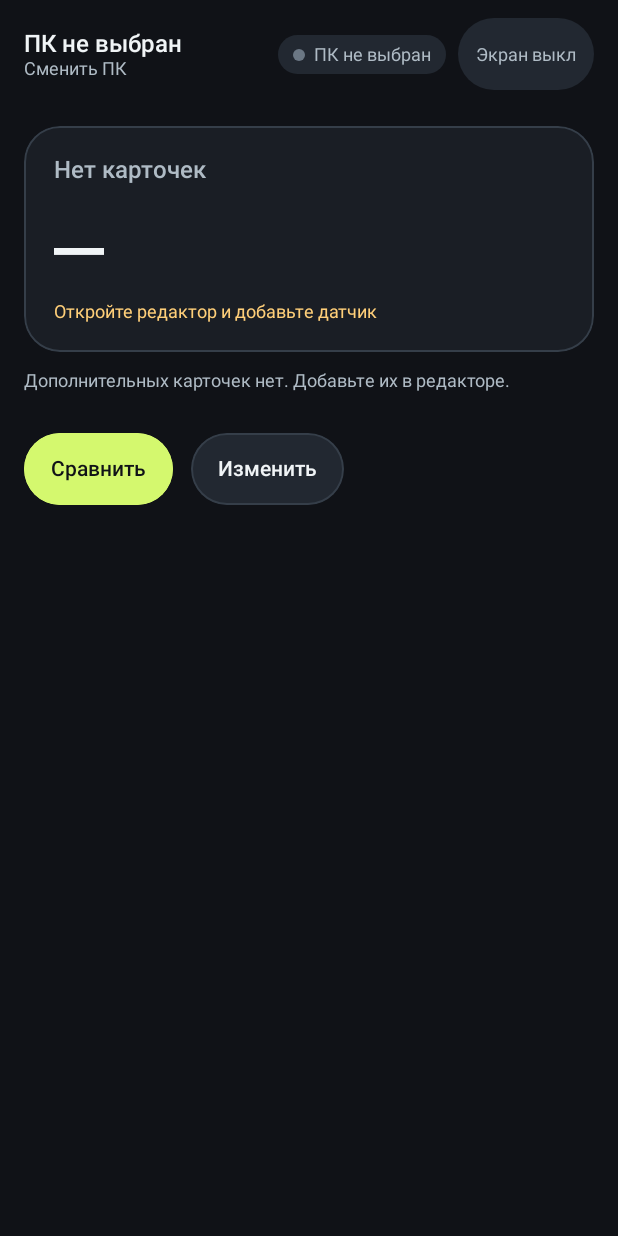
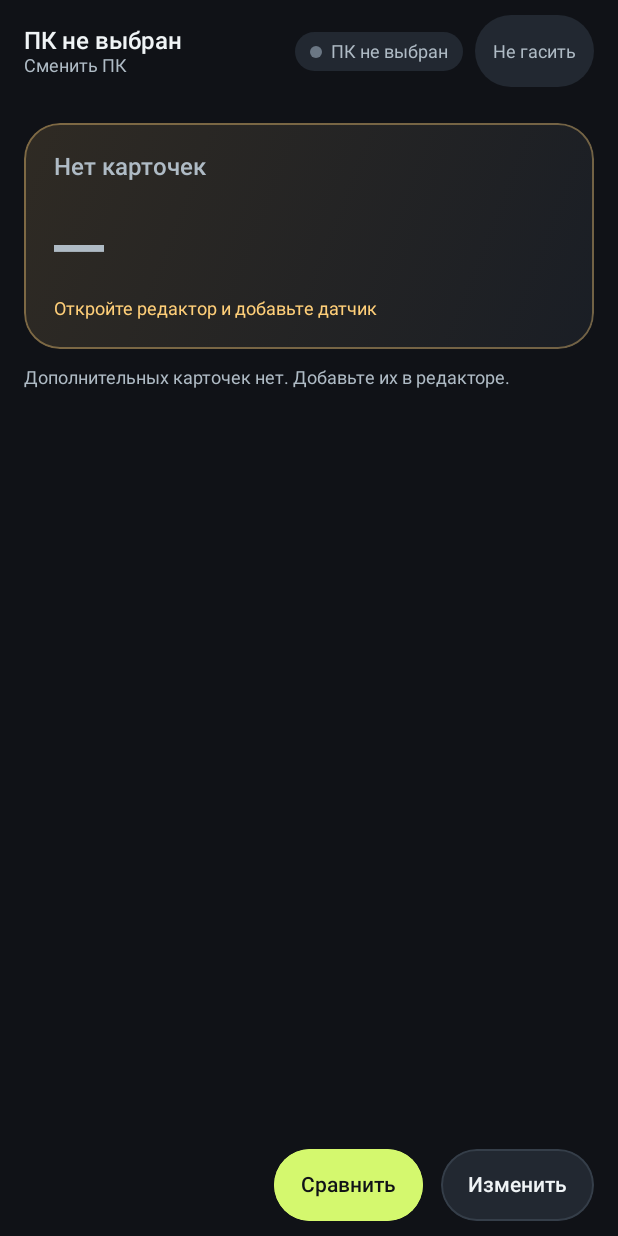
Before and after one commit to OlehHavrilko/hwredisplay, an Android app built with Jetpack Compose: the composable PanelScreen shown on its own in the app's theme, on a phone screen of 412 x 824 dp. Run offline under Robolectric (Android 15) with nearby library versions, the phone set to English and light mode, and no system bars.

Commit message:
Доработать Android-панель и подготовить предварительный выпуск

```diff
--- a/android/app/src/main/java/dev/hardwaredisplay/data/AppDatabase.kt
+++ b/android/app/src/main/java/dev/hardwaredisplay/data/AppDatabase.kt
@@ -13,6 +13,7 @@ import androidx.room.Query
 import androidx.room.Room
 import androidx.room.RoomDatabase
 import androidx.room.Transaction
+import androidx.room.Upsert
 import kotlinx.coroutines.flow.Flow
 
 @Entity(tableName = "hosts")
@@ -98,7 +99,7 @@ interface HostDao {
     @Query("SELECT * FROM hosts WHERE hostId = :hostId")
     suspend fun get(hostId: String): HostEntity?
 
-    @Insert(onConflict = OnConflictStrategy.REPLACE)
+    @Upsert
     suspend fun upsert(host: HostEntity)
 
     @Query("DELETE FROM hosts WHERE hostId = :hostId")
--- a/android/app/src/main/java/dev/hardwaredisplay/ui/components/MetricCards.kt
+++ b/android/app/src/main/java/dev/hardwaredisplay/ui/components/MetricCards.kt
@@ -21,6 +21,7 @@ import androidx.compose.runtime.Composable
 import androidx.compose.ui.Alignment
 import androidx.compose.ui.Modifier
 import androidx.compose.ui.draw.clip
+import androidx.compose.ui.graphics.Brush
 import androidx.compose.ui.graphics.Color
 import androidx.compose.ui.text.font.FontWeight
 import androidx.compose.ui.text.style.TextOverflow
@@ -68,13 +69,15 @@ fun MainMetricCard(
     ui: MetricUi,
     onOpen: () -> Unit,
     modifier: Modifier = Modifier,
+    points: List<HistoryPointEntity>? = null,
 ) {
+    val accent = toneColor(ui.tone)
     Column(
         modifier = modifier
             .fillMaxWidth()
             .clip(RoundedCornerShape(Dimens.CardRadius))
-            .background(Palette.Card)
-            .border(1.dp, Palette.Border, RoundedCornerShape(Dimens.CardRadius))
+            .background(Brush.linearGradient(listOf(accent.copy(alpha = 0.13f), Palette.Card)))
+            .border(1.dp, accent.copy(alpha = 0.38f), RoundedCornerShape(Dimens.CardRadius))
             .clickable(onClick = onOpen)
             .padding(20.dp),
     ) {
@@ -90,7 +93,7 @@ fun MainMetricCard(
             Text(
                 text = ui.value ?: "—",
                 style = MaterialTheme.typography.displayLarge,
-                color = if (ui.tone == MetricTone.OFFLINE) Palette.TextSecondary else Palette.Text,
+                color = if (ui.tone == MetricTone.FRESH) Palette.Accent else Palette.TextSecondary,
             )
             if (ui.unit != null) {
                 Spacer(Modifier.size(8.dp))
@@ -101,6 +104,10 @@ fun MainMetricCard(
                     modifier = Modifier.padding(bottom = 10.dp),
                 )
             }
+        }
+        if (points != null && points.size > 1) {
+            Spacer(Modifier.height(12.dp))
+            MiniSparkline(points = points, color = accent)
         }
         Spacer(Modifier.height(4.dp))
         Row(horizontalArrangement = Arrangement.spacedBy(8.dp)) {
@@ -121,15 +128,16 @@ fun CompactMetricCard(
     onOpen: () -> Unit,
     modifier: Modifier = Modifier,
     points: List<HistoryPointEntity>? = null,
+    compact: Boolean = false,
 ) {
     Column(
         modifier = modifier
-            .heightIn(min = 104.dp)
+            .heightIn(min = if (compact) 84.dp else 104.dp)
             .clip(RoundedCornerShape(Dimens.CompactRadius))
             .background(Palette.Card)
             .border(1.dp, Palette.Border, RoundedCornerShape(Dimens.CompactRadius))
             .clickable(onClick = onOpen)
-            .padding(14.dp),
+            .padding(horizontal = 14.dp, vertical = if (compact) 10.dp else 14.dp),
     ) {
         Text(
             text = ui.title,
--- a/android/app/src/main/java/dev/hardwaredisplay/ui/screens/PanelScreen.kt
+++ b/android/app/src/main/java/dev/hardwaredisplay/ui/screens/PanelScreen.kt
@@ -14,7 +14,8 @@ import androidx.compose.foundation.layout.fillMaxSize
 import androidx.compose.foundation.layout.fillMaxWidth
 import androidx.compose.foundation.layout.height
 import androidx.compose.foundation.layout.padding
-import androidx.compose.foundation.layout.width
+import androidx.compose.foundation.selection.selectable
+import androidx.compose.foundation.selection.toggleable
 import androidx.compose.foundation.rememberScrollState
 import androidx.compose.foundation.shape.RoundedCornerShape
 import androidx.compose.foundation.clickable
@@ -22,15 +23,13 @@ import androidx.compose.foundation.verticalScroll
 import androidx.compose.material3.MaterialTheme
 import androidx.compose.material3.Text
 import androidx.compose.runtime.Composable
-import androidx.compose.runtime.LaunchedEffect
 import androidx.compose.runtime.getValue
-import androidx.compose.runtime.mutableStateOf
 import androidx.compose.runtime.produceState
 import androidx.compose.runtime.remember
-import androidx.compose.runtime.setValue
 import androidx.compose.ui.Alignment
 import androidx.compose.ui.Modifier
 import androidx.compose.ui.draw.clip
+import androidx.compose.ui.semantics.Role
 import androidx.compose.ui.text.style.TextOverflow
 import androidx.compose.ui.unit.dp
 import androidx.lifecycle.compose.collectAsStateWithLifecycle
@@ -77,19 +76,20 @@ fun PanelScreen(viewModel: AppViewModel, modifier: Modifier = Modifier) {
     val activePreset = presets.firstOrNull { it.presetId == activePresetId } ?: presets.firstOrNull()
     val primaryCard = cards.firstOrNull { it.roleEnum == CardRole.PRIMARY } ?: cards.firstOrNull()
     val secondaryCards = cards.filter { it.roleEnum == CardRole.SECONDARY }
-    val lineCards = secondaryCards.filter { it.viewEnum == CardView.LINE }
-
-    var history by remember { mutableStateOf<Map<String, List<HistoryPointEntity>>>(emptyMap()) }
-    LaunchedEffect(activePresetId, lineCards.map { it.sensorId }) {
+    val chartIds = remember(cards) {
+        cards.filter { it.viewEnum == CardView.LINE }.map { it.sensorId }.distinct()
+    }
+    val history by produceState(
+        initialValue = emptyMap<String, List<HistoryPointEntity>>(),
+        host?.hostId,
+        chartIds,
+    ) {
+        value = emptyMap()
+        if (chartIds.isNotEmpty()) {
             while (true) {
-            if (lineCards.isEmpty()) {
-                history = emptyMap()
-            } else {
-                history = lineCards.associate { card ->
-                    card.sensorId to viewModel.historyFor(card.sensorId, 15 * 60_000L)
+                value = chartIds.associateWith { viewModel.historyFor(it, 15 * 60_000L) }
+                delay(5_000)
             }
-            }
-            delay(5_000)
         }
     }
 
@@ -111,13 +111,17 @@ fun PanelScreen(viewModel: AppViewModel, modifier: Modifier = Modifier) {
     }
 
     BoxWithConstraints(modifier.fillMaxSize().background(Palette.Background)) {
-        val landscape = maxWidth > maxHeight
+        val wide = maxWidth >= 600.dp && maxWidth > maxHeight
+        val compare = { viewModel.navigate(Screen.Compare) }
+        val edit = {
+            viewModel.startEdit(activePreset)
+            viewModel.navigate(Screen.Editor)
+        }
         Column(
             Modifier
                 .fillMaxSize()
-                .padding(horizontal = Dimens.ScreenPadding, vertical = 12.dp)
-                .verticalScroll(rememberScrollState()),
-            verticalArrangement = Arrangement.spacedBy(Dimens.Gap),
+                .padding(horizontal = Dimens.ScreenPadding, vertical = 10.dp),
+            verticalArrangement = Arrangement.spacedBy(if (wide) 8.dp else Dimens.Gap),
         ) {
             HeaderRow(
                 hostLabel = host?.label ?: "ПК не выбран",
@@ -127,6 +131,24 @@ fun PanelScreen(viewModel: AppViewModel, modifier: Modifier = Modifier) {
                 onToggleKeepScreen = viewModel::toggleKeepScreenOn,
             )
 
+            Row(
+                modifier = Modifier.fillMaxWidth(),
+                horizontalArrangement = Arrangement.spacedBy(Dimens.Gap),
+                verticalAlignment = Alignment.CenterVertically,
+            ) {
+                PresetRow(
+                    presets = presets.map { it.presetId to it.name },
+                    activePresetId = activePreset?.presetId,
+                    onSelect = viewModel::selectPreset,
+                    modifier = Modifier.weight(1f),
+                )
+                if (wide) PanelActions(compare, edit)
+            }
+
+            Column(
+                Modifier.weight(1f).fillMaxWidth().verticalScroll(rememberScrollState()),
+                verticalArrangement = Arrangement.spacedBy(Dimens.Gap),
+            ) {
                 if (connection is ConnectionState.Lost || connection is ConnectionState.Failed) {
                     LinkLostRow(
                         text = connectionLabel(connection) + (telemetry?.let {
@@ -151,58 +173,53 @@ fun PanelScreen(viewModel: AppViewModel, modifier: Modifier = Modifier) {
                     )
                 }
 
-            PresetRow(
-                presets = presets.map { it.presetId to it.name },
-                activePresetId = activePreset?.presetId,
-                onSelect = viewModel::selectPreset,
-            )
+                val primaryUi = metric(primaryCard)
+                val primaryHistory = primaryCard?.takeIf { it.viewEnum == CardView.LINE }
+                    ?.let { history[it.sensorId] }
 
-            val primaryUi = metric(primaryCard)
-
-            if (landscape) {
+                if (wide && secondaryCards.isNotEmpty()) {
                     Row(horizontalArrangement = Arrangement.spacedBy(Dimens.Gap)) {
                         MainMetricCard(
                             ui = primaryUi,
-                        onOpen = { viewModel.navigate(Screen.Compare) },
-                        modifier = Modifier.weight(1.1f),
-                    )
-                    Column(
-                        Modifier.weight(1f),
-                        verticalArrangement = Arrangement.spacedBy(Dimens.Gap),
-                    ) {
-                        SecondaryGrid(
-                            cards = secondaryCards,
-                            metric = ::metric,
-                            history = history,
-                            columns = 1,
-                            onOpen = { viewModel.navigate(Screen.Compare) },
-                        )
-                    }
-                }
-            } else {
-                MainMetricCard(
-                    ui = primaryUi,
-                    onOpen = { viewModel.navigate(Screen.Compare) },
+                            onOpen = compare,
+                            modifier = Modifier.weight(1f),
+                            points = primaryHistory,
                         )
                         SecondaryGrid(
                             cards = secondaryCards,
                             metric = ::metric,
                             history = history,
                             columns = 2,
-                    onOpen = { viewModel.navigate(Screen.Compare) },
+                            onOpen = compare,
+                            modifier = Modifier.weight(1.7f),
+                            compact = true,
                         )
                     }
+                } else {
+                    MainMetricCard(
+                        ui = primaryUi,
+                        onOpen = compare,
+                        points = primaryHistory,
+                    )
+                    SecondaryGrid(
+                        cards = secondaryCards,
+                        metric = ::metric,
+                        history = history,
+                        columns = 2,
+                        onOpen = compare,
+                    )
+                }
+            }
+            if (!wide) PanelActions(compare, edit, Modifier.fillMaxWidth())
+        }
+    }
+}
 
-            Spacer(Modifier.height(4.dp))
-            Row(horizontalArrangement = Arrangement.spacedBy(Dimens.Gap)) {
-                OutlinedAction("Сравнить", { viewModel.navigate(Screen.Compare) }, accent = true)
-                OutlinedAction("Изменить", {
-                    viewModel.startEdit(activePreset)
-                    viewModel.navigate(Screen.Editor)
-                })
-            }
-            Spacer(Modifier.height(12.dp))
-        }
+@Composable
+private fun PanelActions(onCompare: () -> Unit, onEdit: () -> Unit, modifier: Modifier = Modifier) {
+    Row(modifier, horizontalArrangement = Arrangement.spacedBy(Dimens.Gap, Alignment.End)) {
+        OutlinedAction("Сравнить", onCompare, accent = true)
+        OutlinedAction("Изменить", onEdit)
     }
 }
 
@@ -256,12 +273,12 @@ private fun HeaderRow(
                 .height(Dimens.MinTouch)
                 .clip(RoundedCornerShape(50))
                 .background(if (keepScreenOn) Palette.Accent else Palette.Raised)
-                .clickable(onClick = onToggleKeepScreen)
+                .toggleable(value = keepScreenOn, role = Role.Switch, onValueChange = { onToggleKeepScreen() })
                 .padding(horizontal = 12.dp),
             contentAlignment = Alignment.Center,
         ) {
             Text(
-                text = if (keepScreenOn) "Экран вкл" else "Экран выкл",
+                text = "Не гасить",
                 style = MaterialTheme.typography.labelMedium,
                 color = if (keepScreenOn) Palette.Background else Palette.TextSecondary,
             )
@@ -296,9 +313,10 @@ private fun PresetRow(
     presets: List<Pair<String, String>>,
     activePresetId: String?,
     onSelect: (String) -> Unit,
+    modifier: Modifier = Modifier,
 ) {
     Row(
-        Modifier.horizontalScroll(rememberScrollState()),
+        modifier.horizontalScroll(rememberScrollState()),
         horizontalArrangement = Arrangement.spacedBy(8.dp),
         verticalAlignment = Alignment.CenterVertically,
     ) {
@@ -310,7 +328,7 @@ private fun PresetRow(
                     .clip(RoundedCornerShape(50))
                     .background(if (active) Palette.Raised else Palette.Card)
                     .border(1.dp, if (active) Palette.Accent else Palette.Border, RoundedCornerShape(50))
-                    .clickable { onSelect(id) }
+                    .selectable(selected = active, role = Role.Tab, onClick = { onSelect(id) })
                     .padding(horizontal = 16.dp),
                 contentAlignment = Alignment.Center,
             ) {
@@ -332,17 +350,20 @@ private fun SecondaryGrid(
     history: Map<String, List<HistoryPointEntity>>,
     columns: Int,
     onOpen: () -> Unit,
+    modifier: Modifier = Modifier,
+    compact: Boolean = false,
 ) {
     if (cards.isEmpty()) {
         Text(
             text = "Дополнительных карточек нет. Добавьте их в редакторе.",
             style = MaterialTheme.typography.labelMedium,
             color = Palette.TextSecondary,
+            modifier = modifier,
         )
         return
     }
 
-    Column(verticalArrangement = Arrangement.spacedBy(Dimens.Gap)) {
+    Column(modifier, verticalArrangement = Arrangement.spacedBy(Dimens.Gap)) {
         cards.chunked(columns).forEach { row ->
             Row(
                 Modifier.fillMaxWidth(),
@@ -354,6 +375,7 @@ private fun SecondaryGrid(
                         onOpen = onOpen,
                         modifier = Modifier.weight(1f),
                         points = if (card.viewEnum == CardView.LINE) history[card.sensorId] else null,
+                        compact = compact,
                     )
                 }
                 repeat(columns - row.size) {
```
Also changed, not shown: android/app/src/main/java/dev/hardwaredisplay/MainActivity.kt (+6 -1 lines), 8 other files. Lines whose indentation alone changed are shown as unchanged.
